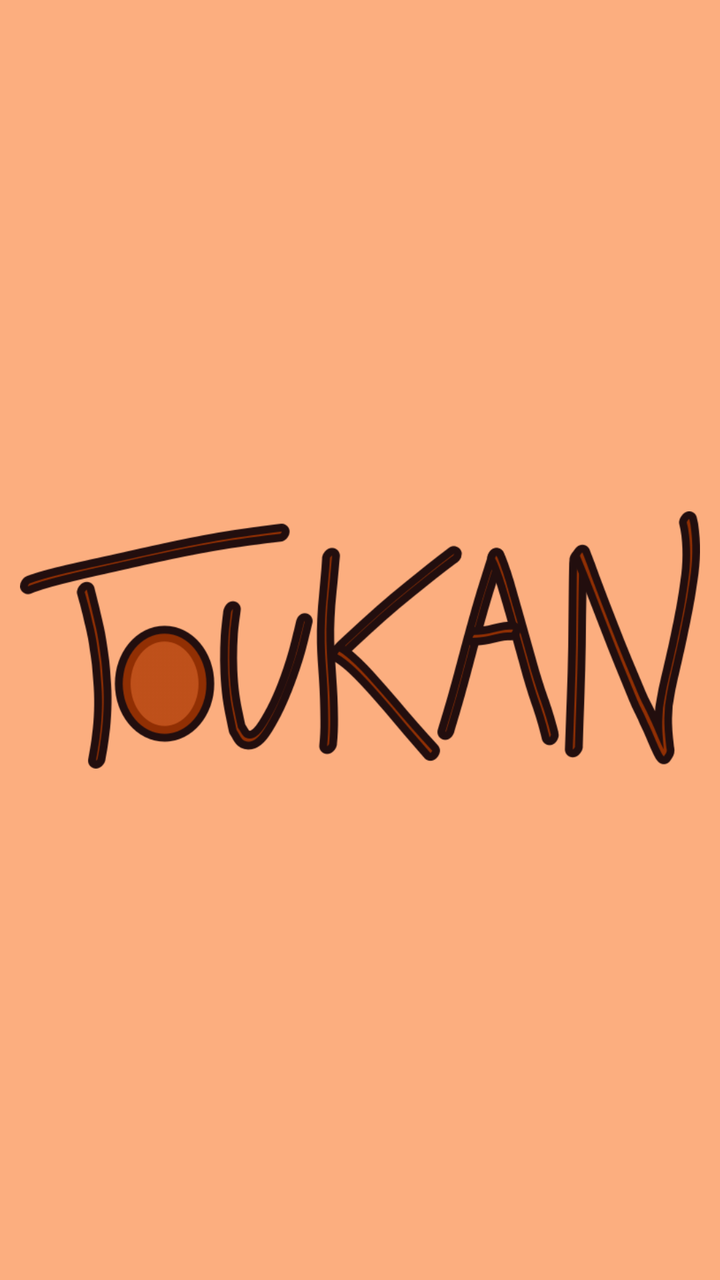
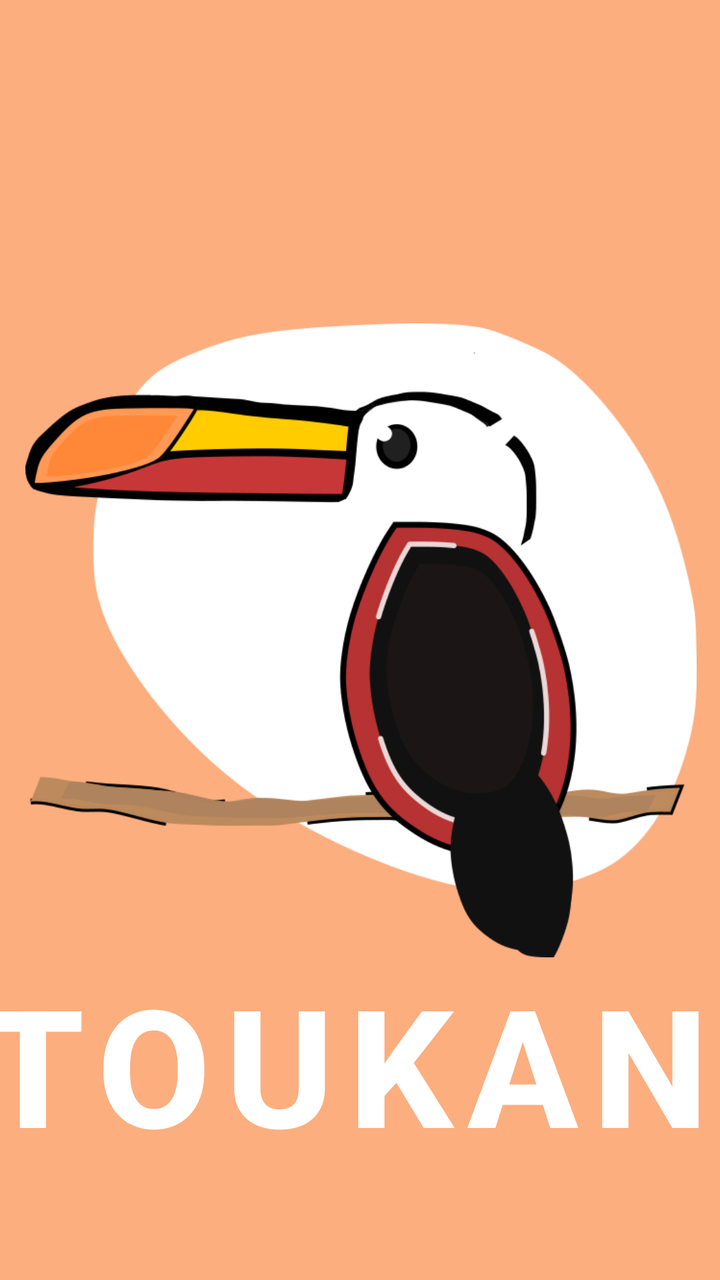

Screens rendered from an Android XML layout before and after an edit, with the pre-edit source and the edit as a unified diff.
<!-- AndroidManifest.xml: application theme AppTheme -->
<!-- res/layout/activity_splash.xml -->
<?xml version="1.0" encoding="utf-8"?>
<LinearLayout xmlns:android="http://schemas.android.com/apk/res/android"
    xmlns:app="http://schemas.android.com/apk/res-auto"
    xmlns:tools="http://schemas.android.com/tools"
    android:layout_width="match_parent"
    android:layout_height="match_parent"
    android:background="@drawable/backgroundsplash"
    tools:context=".activities.Splash">

    <ImageView
        android:id="@+id/toukan"
        android:layout_width="match_parent"
        android:layout_height="match_parent"
        android:layout_margin="10dp"
        android:layout_marginStart="28dp"
        android:layout_marginBottom="196dp"
        android:gravity="center"
        app:srcCompat="@drawable/toukansplash"/>

</LinearLayout>
<!-- resources referenced by this layout -->
<resources>
  <!-- drawable backgroundsplash: png bitmap (drawable, 5509 bytes) -->
  <!-- drawable toukansplash: png bitmap (drawable, 57097 bytes) -->
  <style name="AppTheme" parent="Theme.MaterialComponents.Light.NoActionBar">
          
          <item name="colorPrimary">@color/colorPrimary</item>
          <item name="colorPrimaryDark">@color/colorPrimaryDark</item>
          <item name="colorAccent">@color/colorAccent</item>
      </style>
  <color name="colorPrimary">#FEB06A</color>
  <color name="colorPrimaryDark">#3700B3</color>
  <color name="colorAccent">#da5d03</color>
</resources>

<!-- the commit's change to res/layout/activity_splash.xml (unified diff, before → after) -->
@@ -1,5 +1,5 @@
 <?xml version="1.0" encoding="utf-8"?>
-<LinearLayout xmlns:android="http://schemas.android.com/apk/res/android"
+<androidx.constraintlayout.widget.ConstraintLayout xmlns:android="http://schemas.android.com/apk/res/android"
     xmlns:app="http://schemas.android.com/apk/res-auto"
     xmlns:tools="http://schemas.android.com/tools"
     android:layout_width="match_parent"
@@ -8,13 +8,37 @@
     tools:context=".activities.Splash">
 
     <ImageView
-        android:id="@+id/toukan"
-        android:layout_width="match_parent"
-        android:layout_height="match_parent"
-        android:layout_margin="10dp"
-        android:layout_marginStart="28dp"
-        android:layout_marginBottom="196dp"
-        android:gravity="center"
-        app:srcCompat="@drawable/toukansplash"/>
+        android:id="@+id/imageView"
+        android:layout_width="367dp"
+        android:layout_height="317dp"
+        android:layout_gravity="center"
+        android:layout_marginStart="22dp"
+        android:layout_marginTop="175dp"
+        android:layout_marginEnd="22dp"
+        android:layout_marginBottom="175dp"
+        android:src="@drawable/logotoukanupdate3"
+        app:layout_constraintBottom_toBottomOf="parent"
+        app:layout_constraintEnd_toEndOf="parent"
+        app:layout_constraintStart_toStartOf="parent"
+        app:layout_constraintTop_toTopOf="parent" />
 
-</LinearLayout>
+
+    <TextView
+        android:id="@+id/settings_Account"
+        android:layout_width="386dp"
+        android:layout_height="142dp"
+        android:layout_marginStart="57dp"
+        android:layout_marginTop="44dp"
+        android:layout_marginEnd="57dp"
+        android:layout_marginBottom="66dp"
+        android:text="Toukan"
+        android:textAppearance="@style/TextAppearance.MaterialComponents.Button"
+        android:textColor="@android:color/white"
+        android:textSize="82sp"
+        android:textStyle="bold"
+        app:layout_constraintBottom_toBottomOf="parent"
+        app:layout_constraintEnd_toEndOf="parent"
+        app:layout_constraintStart_toStartOf="parent"
+        app:layout_constraintTop_toBottomOf="@+id/imageView" />
+
+</androidx.constraintlayout.widget.ConstraintLayout>
<!-- resource entries referenced after the edit -->
@@ -1,15 +1,16 @@
 <!-- resources referenced by this layout -->
 <resources>
   <!-- drawable backgroundsplash: png bitmap (drawable, 5509 bytes) -->
-  <!-- drawable toukansplash: png bitmap (drawable, 57097 bytes) -->
+  <!-- drawable logotoukanupdate3: png bitmap (drawable, 55594 bytes) -->
   <style name="AppTheme" parent="Theme.MaterialComponents.Light.NoActionBar">
           
           <item name="colorPrimary">@color/colorPrimary</item>
           <item name="colorPrimaryDark">@color/colorPrimaryDark</item>
           <item name="colorAccent">@color/colorAccent</item>
+          
       </style>
   <color name="colorPrimary">#FEB06A</color>
-  <color name="colorPrimaryDark">#3700B3</color>
+  <color name="colorPrimaryDark">#FC9356</color>
   <color name="colorAccent">#da5d03</color>
 </resources>
 
